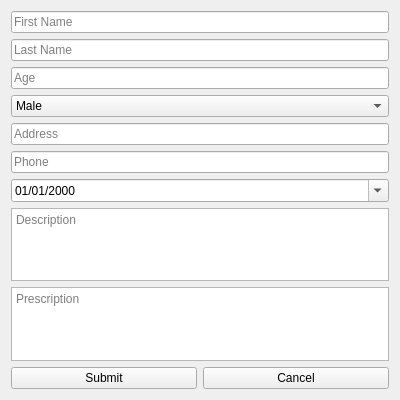
Qt form ui/add_patient.ui (HazemMeqdad/dr-system) before a commit.
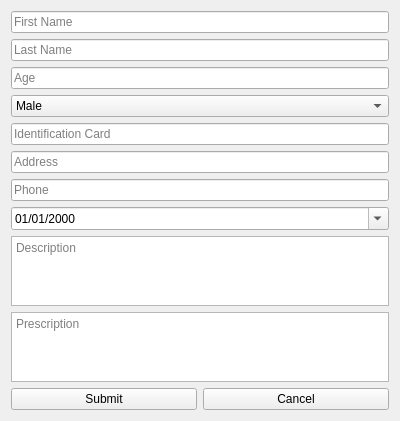
The same form after that commit.

What changed in the file:
```diff
--- a/ui/add_patient.ui
+++ b/ui/add_patient.ui
@@ -49,6 +49,13 @@
      </item>
     </widget>
    </item>
+   <item>
+    <widget class="QLineEdit" name="identification_card">
+     <property name="placeholderText">
+      <string>Identification Card</string>
+     </property>
+    </widget>
+   </item>
    <item>
     <widget class="QLineEdit" name="address">
      <property name="placeholderText">
```
